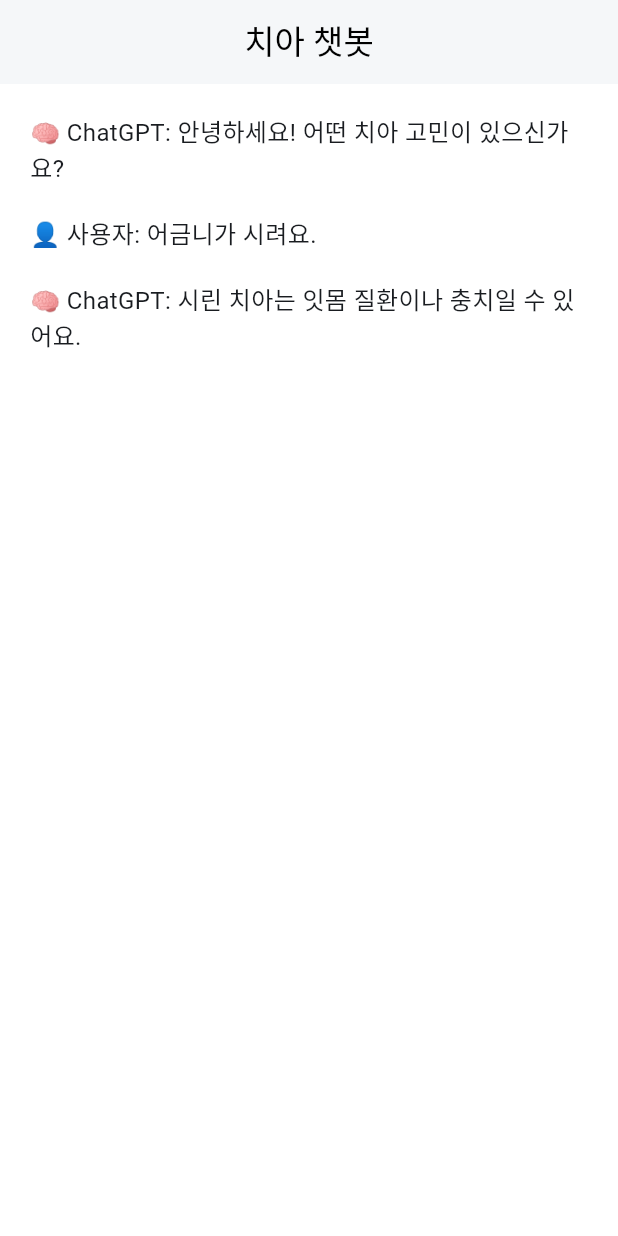
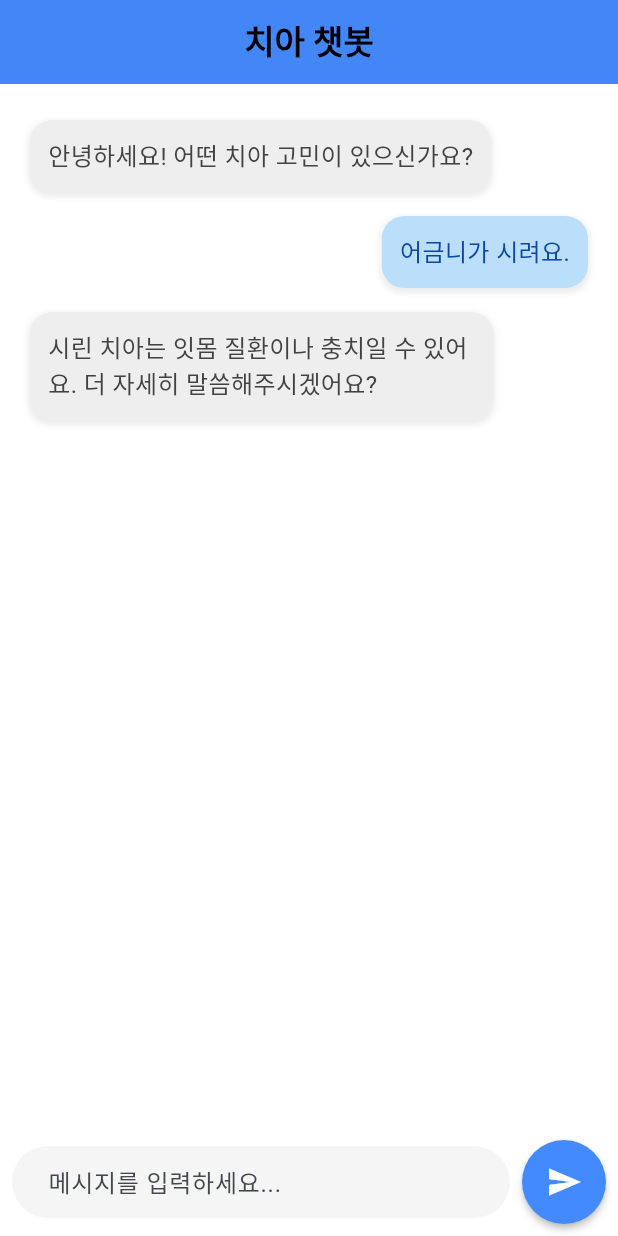
Before and after one commit to Leeyeon52/0703flutter, a Flutter app: the ChatbotScreen screen opened by its route, on a phone screen of 412 x 824 dp. Run offline on Flutter 3.47's test engine with Material 3 defaults, Android fonts, the phone set to English and light mode, and no system bars; our stand-ins replace go_router; accounts and stored records are empty.

Commit message:
07031911

```diff
--- a/lib/features/chatbot/view/chatbot_screen.dart
+++ b/lib/features/chatbot/view/chatbot_screen.dart
@@ -1,23 +1,123 @@
 import 'package:flutter/material.dart';
 
-class ChatbotScreen extends StatelessWidget {
+class ChatbotScreen extends StatefulWidget {
   const ChatbotScreen({super.key});
 
   @override
+  State<ChatbotScreen> createState() => _ChatbotScreenState();
+}
+
+class _ChatbotScreenState extends State<ChatbotScreen> {
+  final TextEditingController _messageController = TextEditingController();
+  final List<Map<String, String>> _messages = [
+    {'sender': 'chatbot', 'text': '안녕하세요! 어떤 치아 고민이 있으신가요?'},
+    {'sender': 'user', 'text': '어금니가 시려요.'},
+    {'sender': 'chatbot', 'text': '시린 치아는 잇몸 질환이나 충치일 수 있어요. 더 자세히 말씀해주시겠어요?'},
+  ]; // 챗봇 대화 목록 (임시 데이터)
+
+  void _sendMessage() {
+    if (_messageController.text.isNotEmpty) {
+      setState(() {
+        _messages.add({'sender': 'user', 'text': _messageController.text});
+      });
+      // TODO: 여기에 챗봇 API 호출 로직 추가 (ViewModel 연동)
+      // 예시: _messages.add({'sender': 'chatbot', 'text': '챗봇 응답'});
+      _messageController.clear();
+    }
+  }
+
+  @override
   Widget build(BuildContext context) {
-    // TODO: ViewModel과 연동하여 챗봇 대화 표시
     return Scaffold(
-      appBar: AppBar(title: const Text('치아 챗봇')),
-      body: ListView(
-        padding: const EdgeInsets.all(20),
-        children: const [
-          Text('🧠 ChatGPT: 안녕하세요! 어떤 치아 고민이 있으신가요?'),
-          SizedBox(height: 20),
-          Text('👤 사용자: 어금니가 시려요.'),
-          SizedBox(height: 20),
-          Text('🧠 ChatGPT: 시린 치아는 잇몸 질환이나 충치일 수 있어요.'),
+      appBar: AppBar(
+        title: const Text(
+          '치아 챗봇',
+          style: TextStyle(fontWeight: FontWeight.bold),
+        ),
+        centerTitle: true,
+        backgroundColor: Colors.blueAccent, // 앱바 색상 변경
+        elevation: 4, // 그림자 효과
+      ),
+      body: Column(
+        children: [
+          Expanded(
+            child: ListView.builder(
+              padding: const EdgeInsets.all(16.0),
+              itemCount: _messages.length,
+              itemBuilder: (context, index) {
+                final message = _messages[index];
+                final isUser = message['sender'] == 'user';
+                return Align(
+                  alignment: isUser ? Alignment.centerRight : Alignment.centerLeft,
+                  child: Container(
+                    margin: const EdgeInsets.symmetric(vertical: 8.0, horizontal: 4.0),
+                    padding: const EdgeInsets.all(12.0),
+                    decoration: BoxDecoration(
+                      color: isUser ? Colors.blue[100] : Colors.grey[200], // 메시지 배경색
+                      borderRadius: BorderRadius.circular(15.0), // 둥근 모서리
+                      boxShadow: [ // 그림자 추가
+                        BoxShadow(
+                          color: Colors.grey.withOpacity(0.2),
+                          spreadRadius: 1,
+                          blurRadius: 3,
+                          offset: const Offset(0, 2),
+                        ),
+                      ],
+                    ),
+                    constraints: BoxConstraints(
+                      maxWidth: MediaQuery.of(context).size.width * 0.75, // 메시지 최대 너비 제한
+                    ),
+                    child: Text(
+                      message['text']!,
+                      style: TextStyle(
+                        color: isUser ? Colors.blue[900] : Colors.grey[800],
+                        fontSize: 16.0,
+                      ),
+                    ),
+                  ),
+                );
+              },
+            ),
+          ),
+          Padding(
+            padding: const EdgeInsets.all(8.0),
+            child: Row(
+              children: [
+                Expanded(
+                  child: TextField(
+                    controller: _messageController,
+                    decoration: InputDecoration(
+                      hintText: '메시지를 입력하세요...',
+                      border: OutlineInputBorder(
+                        borderRadius: BorderRadius.circular(25.0), // 둥근 입력창
+                        borderSide: BorderSide.none, // 테두리 없음
+                      ),
+                      filled: true,
+                      fillColor: Colors.grey[100], // 입력창 배경색
+                      contentPadding: const EdgeInsets.symmetric(horizontal: 20.0, vertical: 10.0),
+                    ),
+                    onSubmitted: (value) => _sendMessage(), // 엔터 키로 전송
+                  ),
+                ),
+                const SizedBox(width: 8.0),
+                FloatingActionButton(
+                  onPressed: _sendMessage,
+                  backgroundColor: Colors.blueAccent, // 전송 버튼 색상
+                  elevation: 2,
+                  shape: const CircleBorder(), // 동그란 버튼
+                  child: const Icon(Icons.send, color: Colors.white),
+                ),
+              ],
+            ),
+          ),
         ],
       ),
     );
   }
+
+  @override
+  void dispose() {
+    _messageController.dispose();
+    super.dispose();
+  }
 }
```
Also changed, not shown: lib/features/home/view/home_screen.dart (+9 -10 lines), lib/features/mypage/view/edit_profile_screen.dart (added, +322 -0 lines), lib/features/mypage/view/mypage_screen.dart (+25 -7 lines).
